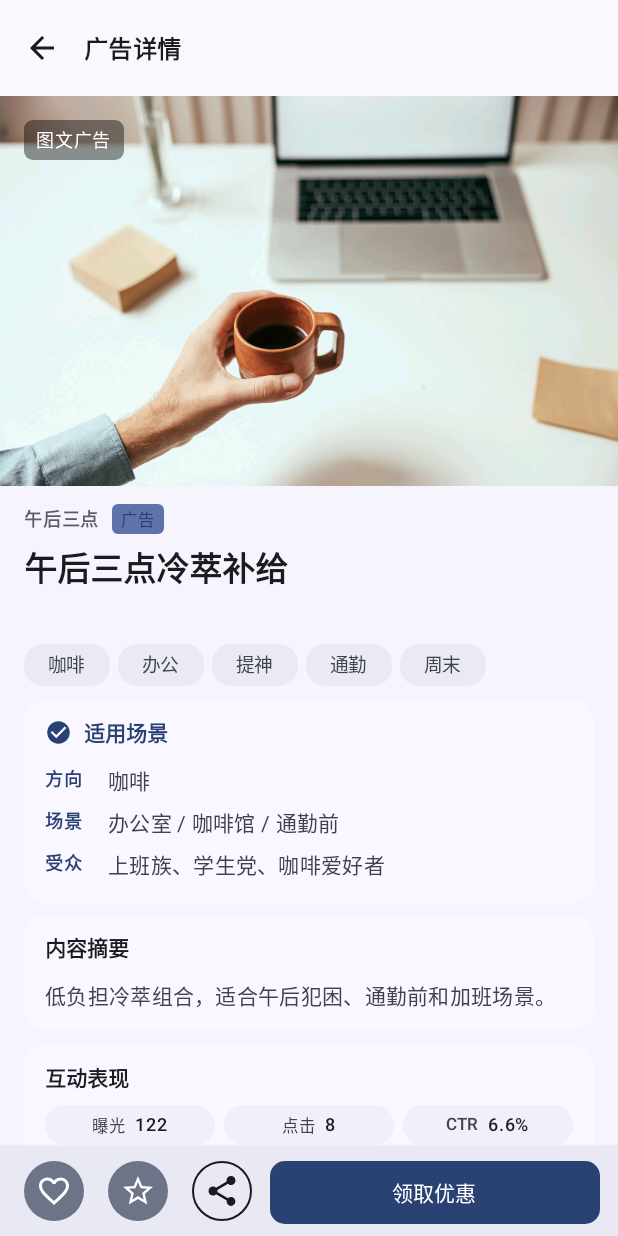
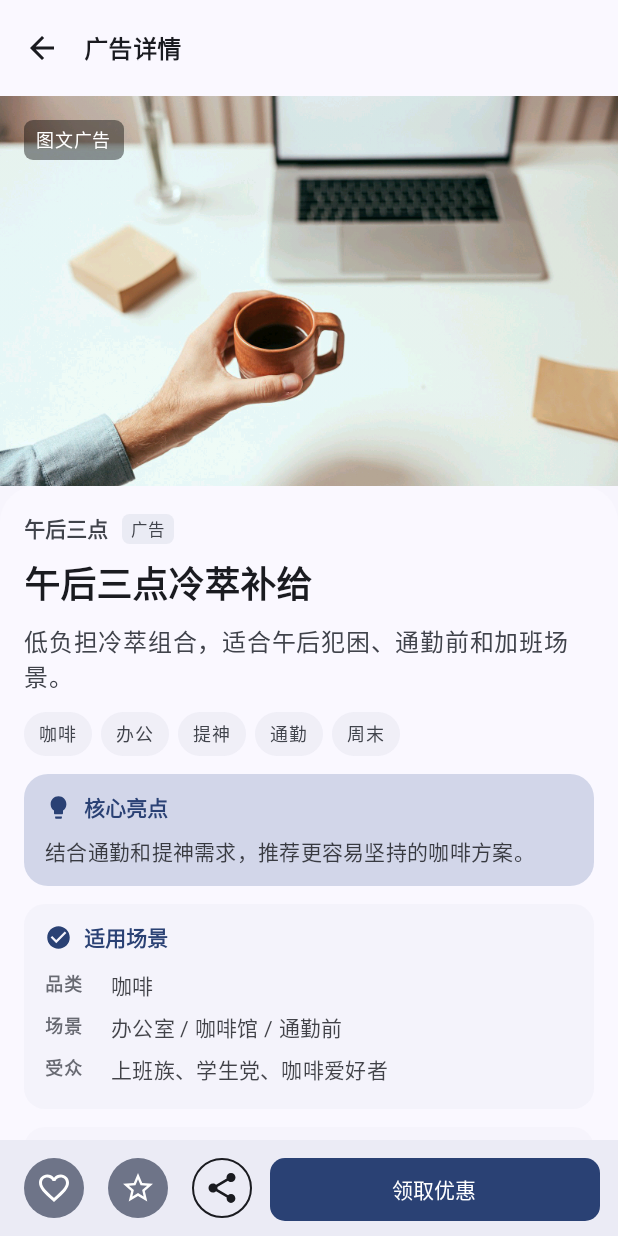
Before and after one commit to yyjeqhc/MyApplication, an Android app built with Jetpack Compose: the screen it shows after launch (MainActivity), after a tap on "广告", on a phone screen of 412 x 824 dp. Run offline under Robolectric (Android 15) with nearby library versions, the light colour scheme and no system bars.

Commit message:
Refine ad detail page layout

```diff
--- a/app/src/main/java/com/example/myapplication/ui/detail/AdDetailScreen.kt
+++ b/app/src/main/java/com/example/myapplication/ui/detail/AdDetailScreen.kt
@@ -38,7 +38,6 @@ import com.example.myapplication.ui.common.AssetImage
 import com.example.myapplication.ui.common.LocalVideoPlayer
 import com.example.myapplication.ui.common.VideoProgressBar
 import com.example.myapplication.ui.common.showSingleToast
-import com.example.myapplication.ui.feed.AdTagRow
 import com.example.myapplication.ui.feed.formatCount
 import java.util.Locale
 
@@ -69,6 +68,7 @@ fun AdDetailScreen(
     val context = LocalContext.current
     val detailCopy = detailCopyFor(ad)
     val reasonText = detailReasonTextFor(ad)
+    val summaryText = detailSummaryTextFor(ad)
 
     BackHandler {
         onBack()
@@ -119,7 +119,7 @@ fun AdDetailScreen(
             modifier = Modifier
                 .fillMaxSize()
                 .padding(innerPadding)
-                .background(MaterialTheme.colorScheme.surfaceVariant.copy(alpha = 0.18f))
+                .background(MaterialTheme.colorScheme.surfaceVariant.copy(alpha = 0.14f))
                 .verticalScroll(rememberScrollState())
         ) {
             DetailMediaHero(
@@ -134,107 +134,44 @@ fun AdDetailScreen(
                 onVideoSeek = onVideoSeek
             )
 
+            Surface(
+                modifier = Modifier.fillMaxWidth(),
+                shape = RoundedCornerShape(topStart = 24.dp, topEnd = 24.dp),
+                color = MaterialTheme.colorScheme.surface
+            ) {
                 Column(
-                modifier = Modifier.padding(horizontal = 16.dp, vertical = 12.dp)
+                    modifier = Modifier.padding(horizontal = 16.dp, vertical = 18.dp),
+                    verticalArrangement = Arrangement.spacedBy(12.dp)
                 ) {
-                // 品牌名称和广告标识
-                Row(
-                    verticalAlignment = Alignment.CenterVertically
-                ) {
-                    if (ad.brandName.isNotEmpty()) {
-                        Text(
-                            text = ad.brandName,
-                            style = MaterialTheme.typography.labelMedium,
-                            color = MaterialTheme.colorScheme.onSurfaceVariant.copy(alpha = 0.86f),
-                            fontWeight = FontWeight.SemiBold
-                        )
-                        Spacer(modifier = Modifier.width(8.dp))
-                    }
-                    if (ad.isAd) {
-                        Box(
-                            modifier = Modifier
-                                .background(
-                                    color = MaterialTheme.colorScheme.primaryContainer,
-                                    shape = RoundedCornerShape(4.dp)
-                                )
-                                .padding(horizontal = 6.dp, vertical = 2.dp)
-                        ) {
-                            Text(
-                                text = "广告",
-                                style = MaterialTheme.typography.labelSmall,
-                                color = MaterialTheme.colorScheme.primary
-                            )
-                        }
-                    }
-                }
-
-                Spacer(modifier = Modifier.height(6.dp))
-
-                // 标题
-                Text(
-                    text = ad.title,
-                    style = MaterialTheme.typography.titleLarge,
-                    fontWeight = FontWeight.Bold,
-                    lineHeight = 28.sp
+                    MainInfoSection(
+                        ad = ad,
+                        summaryText = summaryText
                     )
 
-                Spacer(modifier = Modifier.height(6.dp))
-
-                // 副标题
-                Text(
-                    text = ad.subtitle,
-                    style = MaterialTheme.typography.bodyLarge,
-                    color = MaterialTheme.colorScheme.onSurfaceVariant.copy(alpha = 0.92f),
-                    lineHeight = 22.sp
-                )
-
-                Spacer(modifier = Modifier.height(8.dp))
-
-                // 智能标签
-                AdTagRow(
-                    tags = ad.tags,
-                    onTagClick = onTagClick
-                )
-                Spacer(modifier = Modifier.height(8.dp))
-
-                // 推荐理由：优先解释为什么推荐，而不是先堆字段
                     if (reasonText.isNotEmpty()) {
                         RecommendationReasonSection(
                             title = detailCopy.reasonTitle,
                             text = reasonText
                         )
-                    Spacer(modifier = Modifier.height(8.dp))
                     }
 
-                // AI 摘要区域
-                if (ad.aiSummary.isNotEmpty()) {
-                    AiSummarySection(
-                        ad = ad,
-                        title = detailCopy.aiSummaryTitle
-                    )
-                    Spacer(modifier = Modifier.height(10.dp))
-                }
-
-                // 适用场景：承接核心亮点，减少字段表格感
                     if (ad.category.isNotEmpty() || ad.scene.isNotEmpty() || ad.targetAudience.isNotEmpty()) {
                         AiInsightSection(
                             ad = ad,
                             title = detailCopy.insightTitle,
                             audienceLabel = detailCopy.audienceLabel
                         )
-                    Spacer(modifier = Modifier.height(8.dp))
                     }
 
-                // 内容摘要
+                    if (summaryText.isNotEmpty()) {
                         DescriptionSection(
                             title = detailCopy.descriptionTitle,
-                    text = ad.summary
+                            text = summaryText
                         )
+                    }
 
-                Spacer(modifier = Modifier.height(10.dp))
-
-                // 轻量数据表现，作为辅助信息收尾
                     StatisticsSection(ad = ad)
+                }
             }
         }
     }
@@ -254,15 +191,15 @@ private fun AdDetailBottomBar(
 ) {
     Surface(
         modifier = modifier.fillMaxWidth(),
-        tonalElevation = 3.dp,
-        shadowElevation = 4.dp,
+        tonalElevation = 2.dp,
+        shadowElevation = 0.dp,
         color = MaterialTheme.colorScheme.surface
     ) {
         Row(
             modifier = Modifier
                 .fillMaxWidth()
                 .navigationBarsPadding()
-                .padding(horizontal = 12.dp, vertical = 6.dp),
+                .padding(horizontal = 12.dp, vertical = 8.dp),
             verticalAlignment = Alignment.CenterVertically,
             horizontalArrangement = Arrangement.spacedBy(8.dp)
         ) {
@@ -332,52 +269,97 @@ private fun AdDetailBottomBar(
     }
 }
 
-/**
- * AI 摘要区域
- */
 @Composable
-private fun AiSummarySection(
+private fun MainInfoSection(
     ad: AdItem,
-    title: String,
+    summaryText: String,
     modifier: Modifier = Modifier
 ) {
-    Card(
-        modifier = modifier.fillMaxWidth(),
-        colors = CardDefaults.cardColors(
-            containerColor = MaterialTheme.colorScheme.surface.copy(alpha = 0.90f)
-        ),
-        shape = RoundedCornerShape(14.dp),
-        elevation = CardDefaults.cardElevation(defaultElevation = 0.dp)
-    ) {
     Column(
-            modifier = Modifier.padding(horizontal = 14.dp, vertical = 11.dp)
+        modifier = modifier.fillMaxWidth()
     ) {
         Row(
-                verticalAlignment = Alignment.CenterVertically
+            verticalAlignment = Alignment.CenterVertically,
+            horizontalArrangement = Arrangement.spacedBy(8.dp)
         ) {
-                Icon(
-                    imageVector = Icons.Default.AutoAwesome,
-                    contentDescription = "AI",
-                    tint = MaterialTheme.colorScheme.primary,
-                    modifier = Modifier.size(18.dp)
+            if (ad.brandName.isNotBlank()) {
+                Text(
+                    text = ad.brandName,
+                    style = MaterialTheme.typography.labelLarge,
+                    color = MaterialTheme.colorScheme.onSurfaceVariant,
+                    fontWeight = FontWeight.SemiBold
                 )
-                Spacer(modifier = Modifier.width(8.dp))
+            }
+
+            if (ad.isAd) {
+                Surface(
+                    shape = RoundedCornerShape(5.dp),
+                    color = MaterialTheme.colorScheme.surfaceVariant.copy(alpha = 0.58f),
+                    contentColor = MaterialTheme.colorScheme.onSurfaceVariant
+                ) {
                     Text(
-                    text = title,
-                    style = MaterialTheme.typography.titleSmall,
-                    fontWeight = FontWeight.SemiBold,
-                    color = MaterialTheme.colorScheme.primary
+                        text = "广告",
+                        style = MaterialTheme.typography.labelSmall,
+                        fontWeight = FontWeight.Medium,
+                        modifier = Modifier.padding(horizontal = 6.dp, vertical = 2.dp)
                     )
+                }
+            }
         }
 
         Spacer(modifier = Modifier.height(8.dp))
 
         Text(
-                text = ad.aiSummary,
-                style = MaterialTheme.typography.bodyMedium,
-                color = MaterialTheme.colorScheme.onSurface.copy(alpha = 0.82f),
-                lineHeight = 22.sp
+            text = ad.title,
+            style = MaterialTheme.typography.headlineSmall,
+            fontWeight = FontWeight.Bold,
+            color = MaterialTheme.colorScheme.onSurface,
+            lineHeight = 30.sp
         )
+
+        if (summaryText.isNotBlank()) {
+            Spacer(modifier = Modifier.height(8.dp))
+
+            Text(
+                text = summaryText,
+                style = MaterialTheme.typography.bodyLarge,
+                color = MaterialTheme.colorScheme.onSurfaceVariant,
+                lineHeight = 23.sp
+            )
+        }
+
+        if (ad.tags.isNotEmpty()) {
+            Spacer(modifier = Modifier.height(12.dp))
+            DetailTagRow(tags = ad.tags)
+        }
+    }
+}
+
+@OptIn(ExperimentalLayoutApi::class)
+@Composable
+private fun DetailTagRow(
+    tags: List<String>,
+    modifier: Modifier = Modifier
+) {
+    FlowRow(
+        modifier = modifier.fillMaxWidth(),
+        horizontalArrangement = Arrangement.spacedBy(6.dp),
+        verticalArrangement = Arrangement.spacedBy(6.dp)
+    ) {
+        tags.forEach { tag ->
+            Surface(
+                shape = RoundedCornerShape(999.dp),
+                color = MaterialTheme.colorScheme.surfaceVariant.copy(alpha = 0.44f),
+                contentColor = MaterialTheme.colorScheme.onSurfaceVariant
+            ) {
+                Text(
+                    text = tag,
+                    style = MaterialTheme.typography.labelMedium,
+                    maxLines = 1,
+                    overflow = TextOverflow.Ellipsis,
+                    modifier = Modifier.padding(horizontal = 10.dp, vertical = 5.dp)
+                )
+            }
         }
     }
 }
@@ -391,16 +373,15 @@ private fun RecommendationReasonSection(
     text: String,
     modifier: Modifier = Modifier
 ) {
-    Card(
+    Surface(
         modifier = modifier.fillMaxWidth(),
-        colors = CardDefaults.cardColors(
-            containerColor = MaterialTheme.colorScheme.primaryContainer.copy(alpha = 0.34f)
-        ),
+        color = MaterialTheme.colorScheme.primaryContainer.copy(alpha = 0.26f),
+        contentColor = MaterialTheme.colorScheme.onSurface,
         shape = RoundedCornerShape(16.dp),
-        elevation = CardDefaults.cardElevation(defaultElevation = 0.dp)
+        tonalElevation = 0.dp
     ) {
         Column(
-            modifier = Modifier.padding(horizontal = 14.dp, vertical = 11.dp)
+            modifier = Modifier.padding(horizontal = 14.dp, vertical = 12.dp)
         ) {
             Row(
                 verticalAlignment = Alignment.CenterVertically
@@ -425,7 +406,7 @@ private fun RecommendationReasonSection(
             Text(
                 text = text,
                 style = MaterialTheme.typography.bodyMedium,
-                color = MaterialTheme.colorScheme.onSurfaceVariant,
+                color = MaterialTheme.colorScheme.onSurface.copy(alpha = 0.84f),
                 lineHeight = 22.sp
             )
         }
@@ -442,16 +423,15 @@ private fun AiInsightSection(
     audienceLabel: String,
     modifier: Modifier = Modifier
 ) {
-    Card(
+    Surface(
         modifier = modifier.fillMaxWidth(),
-        colors = CardDefaults.cardColors(
-            containerColor = MaterialTheme.colorScheme.surface.copy(alpha = 0.94f)
-        ),
+        color = MaterialTheme.colorScheme.surfaceVariant.copy(alpha = 0.24f),
+        contentColor = MaterialTheme.colorScheme.onSurface,
         shape = RoundedCornerShape(14.dp),
-        elevation = CardDefaults.cardElevation(defaultElevation = 0.dp)
+        tonalElevation = 0.dp
     ) {
         Column(
-            modifier = Modifier.padding(horizontal = 14.dp, vertical = 11.dp)
+            modifier = Modifier.padding(horizontal = 14.dp, vertical = 12.dp)
         ) {
             Row(
                 verticalAlignment = Alignment.CenterVertically
@@ -473,7 +453,7 @@ private fun AiInsightSection(
 
             Spacer(modifier = Modifier.height(8.dp))
 
-            InsightRow(label = "方向", value = ad.category)
+            InsightRow(label = "品类", value = ad.category)
             InsightRow(label = "场景", value = ad.scene)
             InsightRow(label = audienceLabel, value = ad.targetAudience)
         }
@@ -497,14 +477,14 @@ private fun InsightRow(
         Text(
             text = label,
             style = MaterialTheme.typography.labelMedium,
-            color = MaterialTheme.colorScheme.primary,
-            fontWeight = FontWeight.Bold,
-            modifier = Modifier.width(42.dp)
+            color = MaterialTheme.colorScheme.onSurfaceVariant.copy(alpha = 0.78f),
+            fontWeight = FontWeight.SemiBold,
+            modifier = Modifier.width(44.dp)
         )
         Text(
             text = value,
             style = MaterialTheme.typography.bodyMedium,
-            color = MaterialTheme.colorScheme.onSurfaceVariant,
+            color = MaterialTheme.colorScheme.onSurface.copy(alpha = 0.82f),
             lineHeight = 21.sp,
             modifier = Modifier.weight(1f)
         )
@@ -517,16 +497,15 @@ private fun DescriptionSection(
     text: String,
     modifier: Modifier = Modifier
 ) {
-    Card(
+    Surface(
         modifier = modifier.fillMaxWidth(),
-        colors = CardDefaults.cardColors(
-            containerColor = MaterialTheme.colorScheme.surface.copy(alpha = 0.94f)
-        ),
+        color = MaterialTheme.colorScheme.surfaceVariant.copy(alpha = 0.18f),
+        contentColor = MaterialTheme.colorScheme.onSurface,
         shape = RoundedCornerShape(14.dp),
-        elevation = CardDefaults.cardElevation(defaultElevation = 0.dp)
+        tonalElevation = 0.dp
     ) {
         Column(
-            modifier = Modifier.padding(horizontal = 14.dp, vertical = 11.dp)
+            modifier = Modifier.padding(horizontal = 14.dp, vertical = 12.dp)
         ) {
             Text(
                 text = title,
@@ -540,7 +519,7 @@ private fun DescriptionSection(
                 text = text,
                 style = MaterialTheme.typography.bodyMedium,
                 color = MaterialTheme.colorScheme.onSurfaceVariant,
-                lineHeight = 23.sp
+                lineHeight = 22.sp
             )
         }
     }
@@ -554,16 +533,15 @@ private fun StatisticsSection(
     ad: AdItem,
     modifier: Modifier = Modifier
 ) {
-    Card(
+    Surface(
         modifier = modifier.fillMaxWidth(),
-        colors = CardDefaults.cardColors(
-            containerColor = MaterialTheme.colorScheme.surface.copy(alpha = 0.94f)
-        ),
+        color = MaterialTheme.colorScheme.surfaceVariant.copy(alpha = 0.16f),
+        contentColor = MaterialTheme.colorScheme.onSurface,
         shape = RoundedCornerShape(14.dp),
-        elevation = CardDefaults.cardElevation(defaultElevation = 0.dp)
+        tonalElevation = 0.dp
     ) {
         Column(
-            modifier = Modifier.padding(horizontal = 14.dp, vertical = 11.dp)
+            modifier = Modifier.padding(horizontal = 12.dp, vertical = 10.dp)
         ) {
             Text(
                 text = "互动表现",
@@ -645,10 +623,11 @@ private fun InteractionStatChip(
             MaterialTheme.colorScheme.onSurface
         }
     ) {
-        Row(
-            modifier = Modifier.padding(horizontal = 7.dp, vertical = 5.dp),
-            verticalAlignment = Alignment.CenterVertically,
-            horizontalArrangement = Arrangement.Center
+        Column(
+            modifier = Modifier
+                .fillMaxWidth()
+                .padding(horizontal = 7.dp, vertical = 7.dp),
+            horizontalAlignment = Alignment.CenterHorizontally
         ) {
             Text(
                 text = label,
@@ -660,7 +639,7 @@ private fun InteractionStatChip(
                 },
                 maxLines = 1
             )
-            Spacer(modifier = Modifier.width(6.dp))
+            Spacer(modifier = Modifier.height(2.dp))
             Text(
                 text = value,
                 style = MaterialTheme.typography.labelMedium,
@@ -685,7 +664,6 @@ private fun formatCTR(clicks: Int, impressions: Int): String {
 }
 
 private data class DetailCopy(
-    val aiSummaryTitle: String,
     val reasonTitle: String,
     val insightTitle: String,
     val audienceLabel: String,
@@ -693,27 +671,34 @@ private data class DetailCopy(
 )
 
 private fun detailReasonTextFor(ad: AdItem): String {
-    return ad.subtitle.ifBlank { ad.aiSummary }.trim()
+    return ad.recommendationReason
+        .ifBlank { ad.aiSummary }
+        .ifBlank { ad.subtitle }
+        .trim()
+}
+
+private fun detailSummaryTextFor(ad: AdItem): String {
+    return ad.subtitle
+        .ifBlank { ad.summary }
+        .ifBlank { ad.aiSummary }
+        .trim()
 }
 
 private fun detailCopyFor(ad: AdItem): DetailCopy {
     return when {
         ad.cardType == AdCardType.VIDEO -> DetailCopy(
-            aiSummaryTitle = "视频看点",
             reasonTitle = "核心亮点",
             insightTitle = "适用场景",
             audienceLabel = "受众",
             descriptionTitle = "视频看点"
         )
         ad.channel == AdChannel.LOCAL -> DetailCopy(
-            aiSummaryTitle = "服务亮点",
             reasonTitle = "核心亮点",
             insightTitle = "适用场景",
             audienceLabel = "人群",
             descriptionTitle = "内容摘要"
         )
         else -> DetailCopy(
-            aiSummaryTitle = "商品亮点",
             reasonTitle = "核心亮点",
             insightTitle = "适用场景",
             audienceLabel = "受众",
```
Lines whose indentation alone changed are shown as unchanged.
